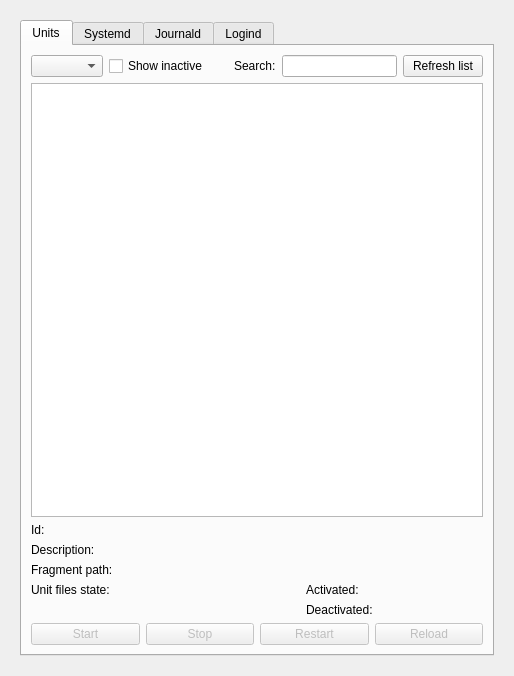
Qt form ui/kcmsystemd.ui (rthomsen/kcmsystemd) before a commit.
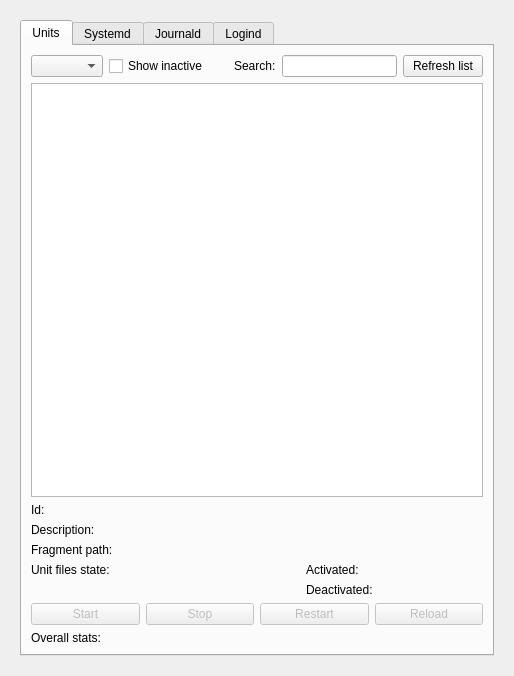
The same form after that commit.

Commit message: Implement status showing total, active and displayed units.

Diff of the .ui file:
```diff
--- a/ui/kcmsystemd.ui
+++ b/ui/kcmsystemd.ui
@@ -64,14 +64,112 @@
            <string>Units</string>
           </attribute>
           <layout class="QGridLayout" name="gridLayout_19">
-           <item row="11" column="0">
-            <widget class="QLabel" name="label_21">
+           <item row="10" column="1" colspan="4">
+            <widget class="QLabel" name="lblDesc">
              <property name="text">
-              <string>Fragment path:</string>
+              <string/>
              </property>
             </widget>
            </item>
-           <item row="9" column="0">
+           <item row="9" column="1" colspan="4">
+            <widget class="QLabel" name="lblId">
+             <property name="text">
+              <string/>
+             </property>
+            </widget>
+           </item>
+           <item row="13" column="3">
+            <widget class="QLabel" name="label_41">
+             <property name="text">
+              <string>Activated:</string>
+             </property>
+            </widget>
+           </item>
+           <item row="16" column="0" rowspan="2" colspan="5">
+            <layout class="QHBoxLayout" name="horizontalLayout_6">
+             <item>
+              <widget class="QPushButton" name="btnStartUnit">
+               <property name="enabled">
+                <bool>false</bool>
+               </property>
+               <property name="toolTip">
+                <string>&lt;html&gt;&lt;head/&gt;&lt;body&gt;&lt;p&gt;Starts the selected unit.&lt;/p&gt;&lt;p&gt;&lt;span style=&quot; font-weight:600;&quot;&gt;Note: &lt;/span&gt;This does not enable autostart of unit. For this purpose right-click unit and select &amp;quot;Enable unit&amp;quot;.&lt;/p&gt;&lt;/body&gt;&lt;/html&gt;</string>
+               </property>
+               <property name="text">
+                <string>Start</string>
+               </property>
+              </widget>
+             </item>
+             <item>
+              <widget class="QPushButton" name="btnStopUnit">
+               <property name="enabled">
+                <bool>false</bool>
+               </property>
+               <property name="toolTip">
+                <string>&lt;html&gt;&lt;head/&gt;&lt;body&gt;&lt;p&gt;Stops the selected unit.&lt;/p&gt;&lt;p&gt;&lt;span style=&quot; font-weight:600;&quot;&gt;Note: &lt;/span&gt;This does not disable autostart of unit. For this purpose right-click unit and select &amp;quot;Disable unit&amp;quot;.&lt;/p&gt;&lt;/body&gt;&lt;/html&gt;</string>
+               </property>
+               <property name="text">
+                <string>Stop</string>
+               </property>
+              </widget>
+             </item>
+             <item>
+              <widget class="QPushButton" name="btnRestartUnit">
+               <property name="enabled">
+                <bool>false</bool>
+               </property>
+               <property name="toolTip">
+                <string>&lt;html&gt;&lt;head/&gt;&lt;body&gt;&lt;p&gt;Restarts the selected unit.&lt;/p&gt;&lt;/body&gt;&lt;/html&gt;</string>
+               </property>
+               <property name="text">
+                <string>Restart</string>
+               </property>
+              </widget>
+             </item>
+             <item>
+              <widget class="QPushButton" name="btnReloadUnit">
+               <property name="enabled">
+                <bool>false</bool>
+               </property>
+               <property name="toolTip">
+                <string>&lt;html&gt;&lt;head/&gt;&lt;body&gt;&lt;p&gt;Reloads the configuration files for the selected unit.&lt;/p&gt;&lt;p&gt;&lt;span style=&quot; font-weight:600;&quot;&gt;Note: &lt;/span&gt;This will not reload the unit configuration file of systemd.&lt;/p&gt;&lt;/body&gt;&lt;/html&gt;</string>
+               </property>
+               <property name="text">
+                <string>Reload</string>
+               </property>
+              </widget>
+             </item>
+            </layout>
+           </item>
+           <item row="12" column="1" colspan="4">
+            <widget class="QLabel" name="lblFragmentPath">
+             <property name="text">
+              <string/>
+             </property>
+            </widget>
+           </item>
+           <item row="13" column="1" colspan="2">
+            <widget class="QLabel" name="lblUnitFileState">
+             <property name="text">
+              <string/>
+             </property>
+            </widget>
+           </item>
+           <item row="13" column="0">
+            <widget class="QLabel" name="label_20">
+             <property name="text">
+              <string>Unit files state:</string>
+             </property>
+            </widget>
+           </item>
+           <item row="14" column="3">
+            <widget class="QLabel" name="label_42">
+             <property name="text">
+              <string>Deactivated:</string>
+             </property>
+            </widget>
+           </item>
+           <item row="10" column="0">
             <widget class="QLabel" name="label_19">
              <property name="text">
               <string>Description:</string>
@@ -118,21 +216,7 @@
              </attribute>
             </widget>
            </item>
-           <item row="8" column="0">
-            <widget class="QLabel" name="label">
-             <property name="text">
-              <string>Id:</string>
-             </property>
-            </widget>
-           </item>
-           <item row="12" column="4">
-            <widget class="QLabel" name="lblTimeActivated">
-             <property name="text">
-              <string/>
-             </property>
-            </widget>
-           </item>
-           <item row="13" column="4">
+           <item row="14" column="4">
             <widget class="QLabel" name="lblTimeDeactivated">
              <property name="text">
               <string/>
@@ -217,111 +301,34 @@
              </item>
             </layout>
            </item>
-           <item row="9" column="1" colspan="4">
-            <widget class="QLabel" name="lblDesc">
-             <property name="text">
-              <string/>
-             </property>
-            </widget>
-           </item>
-           <item row="14" column="0" rowspan="2" colspan="5">
-            <layout class="QHBoxLayout" name="horizontalLayout_6">
-             <item>
-              <widget class="QPushButton" name="btnStartUnit">
-               <property name="enabled">
-                <bool>false</bool>
-               </property>
-               <property name="toolTip">
-                <string>&lt;html&gt;&lt;head/&gt;&lt;body&gt;&lt;p&gt;Starts the selected unit.&lt;/p&gt;&lt;p&gt;&lt;span style=&quot; font-weight:600;&quot;&gt;Note: &lt;/span&gt;This does not enable autostart of unit. For this purpose right-click unit and select &amp;quot;Enable unit&amp;quot;.&lt;/p&gt;&lt;/body&gt;&lt;/html&gt;</string>
-               </property>
-               <property name="text">
-                <string>Start</string>
-               </property>
-              </widget>
-             </item>
-             <item>
-              <widget class="QPushButton" name="btnStopUnit">
-               <property name="enabled">
-                <bool>false</bool>
-               </property>
-               <property name="toolTip">
-                <string>&lt;html&gt;&lt;head/&gt;&lt;body&gt;&lt;p&gt;Stops the selected unit.&lt;/p&gt;&lt;p&gt;&lt;span style=&quot; font-weight:600;&quot;&gt;Note: &lt;/span&gt;This does not disable autostart of unit. For this purpose right-click unit and select &amp;quot;Disable unit&amp;quot;.&lt;/p&gt;&lt;/body&gt;&lt;/html&gt;</string>
-               </property>
-               <property name="text">
-                <string>Stop</string>
-               </property>
-              </widget>
-             </item>
-             <item>
-              <widget class="QPushButton" name="btnRestartUnit">
-               <property name="enabled">
-                <bool>false</bool>
-               </property>
-               <property name="toolTip">
-                <string>&lt;html&gt;&lt;head/&gt;&lt;body&gt;&lt;p&gt;Restarts the selected unit.&lt;/p&gt;&lt;/body&gt;&lt;/html&gt;</string>
-               </property>
-               <property name="text">
-                <string>Restart</string>
-               </property>
-              </widget>
-             </item>
-             <item>
-              <widget class="QPushButton" name="btnReloadUnit">
-               <property name="enabled">
-                <bool>false</bool>
-               </property>
-               <property name="toolTip">
-                <string>&lt;html&gt;&lt;head/&gt;&lt;body&gt;&lt;p&gt;Reloads the configuration files for the selected unit.&lt;/p&gt;&lt;p&gt;&lt;span style=&quot; font-weight:600;&quot;&gt;Note: &lt;/span&gt;This will not reload the unit configuration file of systemd.&lt;/p&gt;&lt;/body&gt;&lt;/html&gt;</string>
-               </property>
-               <property name="text">
-                <string>Reload</string>
-               </property>
-              </widget>
-             </item>
-            </layout>
-           </item>
-           <item row="11" column="1" colspan="4">
-            <widget class="QLabel" name="lblFragmentPath">
-             <property name="text">
-              <string/>
-             </property>
-            </widget>
-           </item>
-           <item row="13" column="3">
-            <widget class="QLabel" name="label_42">
-             <property name="text">
-              <string>Deactivated:</string>
-             </property>
-            </widget>
-           </item>
-           <item row="12" column="1" colspan="2">
-            <widget class="QLabel" name="lblUnitFileState">
-             <property name="text">
-              <string/>
-             </property>
-            </widget>
-           </item>
            <item row="12" column="0">
-            <widget class="QLabel" name="label_20">
+            <widget class="QLabel" name="label_21">
              <property name="text">
-              <string>Unit files state:</string>
+              <string>Fragment path:</string>
              </property>
             </widget>
            </item>
-           <item row="12" column="3">
-            <widget class="QLabel" name="label_41">
-             <property name="text">
-              <string>Activated:</string>
-             </property>
-            </widget>
-           </item>
-           <item row="8" column="1" colspan="4">
-            <widget class="QLabel" name="lblId">
+           <item row="13" column="4">
+            <widget class="QLabel" name="lblTimeActivated">
              <property name="text">
               <string/>
              </property>
             </widget>
            </item>
+           <item row="9" column="0">
+            <widget class="QLabel" name="label">
+             <property name="text">
+              <string>Id:</string>
+             </property>
+            </widget>
+           </item>
+           <item row="18" column="0">
+            <widget class="QLabel" name="lblStatus">
+             <property name="text">
+              <string>Overall stats:</string>
+             </property>
+            </widget>
+           </item>
           </layout>
          </widget>
          <widget class="QWidget" name="tabSystem">
```
The commit also changes 2 other files.
